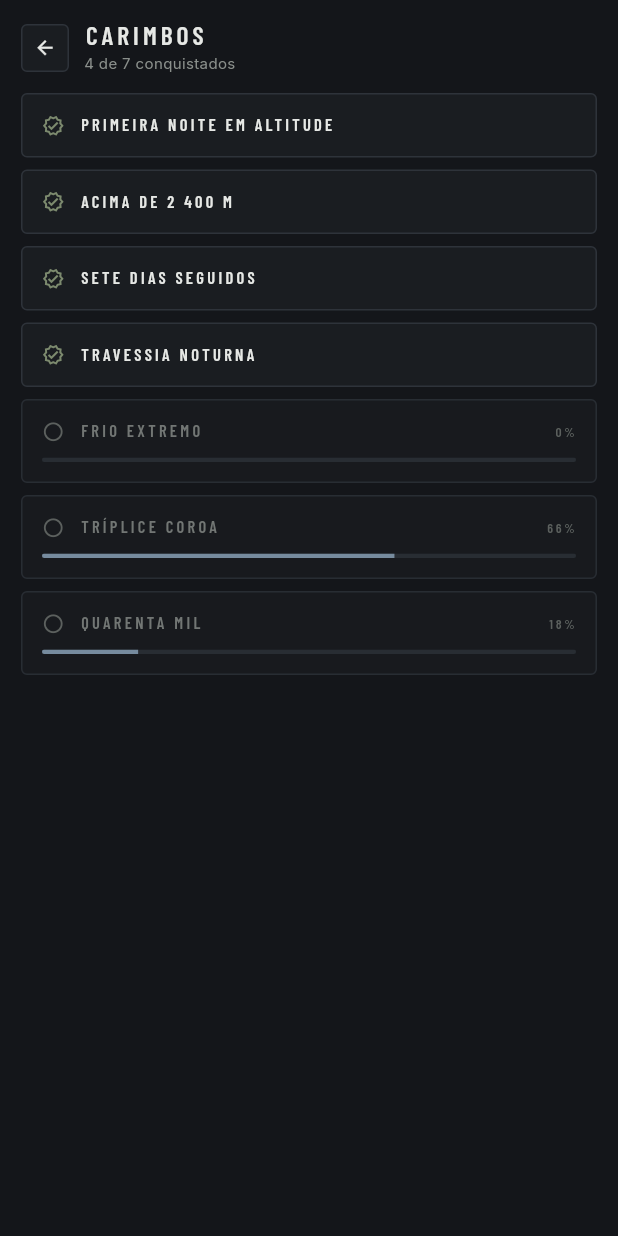
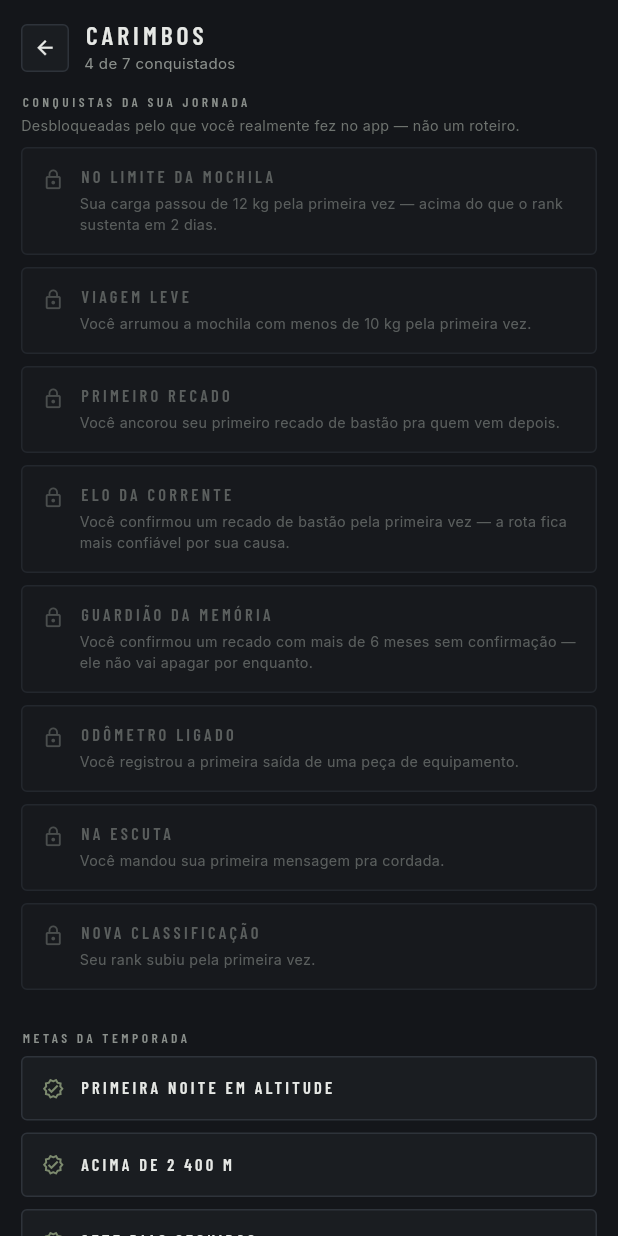
Before and after one commit to johnycristian2-dev/ascend-app, a Flutter app: the AchievementsScreen widget shown alone on an empty page, opened directly, on a phone screen of 412 x 824 dp. Run offline on Flutter 3.47's test engine with Material 3 defaults, Android fonts, the phone set to English and light mode, and no system bars; our stand-ins replace cloud_firestore, firebase_auth, firebase_core, google_fonts; accounts and stored records are empty.

Commit message:
Add dynamic achievements unlocked by real actions, not a script
Second differentiator idea, building directly on the persistence work
from recent commits: alongside stampData's fixed demo milestones,
CARIMBOS now has a section of achievements that only unlock from
something you actually did, tracked in a new
ExpeditionState.unlockedAchievements set (persisted, one-way — see
UserProfile.unlockedAchievements).

achievement_catalog.dart defines 8 conditions tied to actions already
wired in this session's earlier commits: crossing 12 kg or dropping
below 10 kg (pack screen), confirming a relay note — more so one over
6 months stale — or anchoring your own, logging a gear outing, sending
a party message, ranking up. _unlock() only adds to the set, never
removes, so an achievement survives the condition that triggered it
no longer holding (drop pack weight back down, you keep "carried over
12kg once").

Deliberately didn't call _syncProfile() from _unlock() itself — each
trigger site already calls it right after for its own state change, so
_unlock() just mutates the set and rides along in that same write
instead of doubling it. sendRelay() didn't sync before (relaySent/
relayDraft are session-only) but does now, since unlocking an
achievement there is worth persisting even though those two fields
aren't.

AchievementsScreen gets a new "CONQUISTAS DA SUA JORNADA" section above
the existing METAS DA TEMPORADA (renamed from the unlabeled stampData
list), using the same locked/unlocked visual language.

Documented in README's Diferenciais section. No Flutter SDK here —
verified every bracket type balances and every import/export resolves.
Didn't add ExpeditionState-level tests: it needs Firebase test doubles
this project doesn't have set up, consistent with every other
persistence commit in this session not adding state-layer tests either.

```diff
--- /dev/null
+++ b/lib/backend/data/achievement_catalog.dart
@@ -0,0 +1,55 @@
+/// Conquista desbloqueada por algo que você **realmente fez**, não um
+/// roteiro fixo como `stampData` (em `gear_catalog.dart`). Uma vez
+/// desbloqueada (`ExpeditionState.unlockedAchievements`), fica pra
+/// sempre — mesmo que a condição que a disparou deixe de valer depois
+/// (ex.: você tirar peso da mochila de novo não tira a conquista de
+/// "já carregou mais de 12 kg").
+class Achievement {
+  final String id;
+  final String title;
+  final String description;
+  const Achievement(this.id, this.title, this.description);
+}
+
+const achievementCatalog = <Achievement>[
+  Achievement(
+    'peso_no_limite',
+    'NO LIMITE DA MOCHILA',
+    'Sua carga passou de 12 kg pela primeira vez — acima do que o rank sustenta em 2 dias.',
+  ),
+  Achievement(
+    'mochila_leve',
+    'VIAGEM LEVE',
+    'Você arrumou a mochila com menos de 10 kg pela primeira vez.',
+  ),
+  Achievement(
+    'primeiro_recado',
+    'PRIMEIRO RECADO',
+    'Você ancorou seu primeiro recado de bastão pra quem vem depois.',
+  ),
+  Achievement(
+    'primeira_confirmacao',
+    'ELO DA CORRENTE',
+    'Você confirmou um recado de bastão pela primeira vez — a rota fica mais confiável por sua causa.',
+  ),
+  Achievement(
+    'confirmou_recado_velho',
+    'GUARDIÃO DA MEMÓRIA',
+    'Você confirmou um recado com mais de 6 meses sem confirmação — ele não vai apagar por enquanto.',
+  ),
+  Achievement(
+    'primeira_saida_equip',
+    'ODÔMETRO LIGADO',
+    'Você registrou a primeira saída de uma peça de equipamento.',
+  ),
+  Achievement(
+    'primeira_mensagem',
+    'NA ESCUTA',
+    'Você mandou sua primeira mensagem pra cordada.',
+  ),
+  Achievement(
+    'rank_up',
+    'NOVA CLASSIFICAÇÃO',
+    'Seu rank subiu pela primeira vez.',
+  ),
+];
--- a/lib/backend/models/user_profile_model.dart
+++ b/lib/backend/models/user_profile_model.dart
@@ -60,6 +60,11 @@ class UserProfile {
   /// este campo — ver `ExpeditionState.gearUsage`.
   final Map<String, GearUsage> gear;
 
+  /// Ids de `achievementCatalog` (achievement_catalog.dart) já
+  /// desbloqueados por algo que você realmente fez — nunca reseta, nem
+  /// se a condição que disparou deixar de valer depois.
+  final List<String> unlockedAchievements;
+
   // ------------------------------------------------------- identidade pública
 
   /// URL de uma imagem já hospedada em outro lugar — o app não faz
@@ -102,6 +107,7 @@ class UserProfile {
     this.checked = const {},
     this.msgs = seedMsgs,
     this.gear = const {},
+    this.unlockedAchievements = const [],
     this.photoUrl = '',
     this.coverUrl = '',
     this.bio = '',
@@ -159,6 +165,7 @@ class UserProfile {
     Map<String, bool>? checked,
     List<Msg>? msgs,
     Map<String, GearUsage>? gear,
+    List<String>? unlockedAchievements,
     String? photoUrl,
     String? coverUrl,
     String? bio,
@@ -187,6 +194,7 @@ class UserProfile {
         checked: checked ?? this.checked,
         msgs: msgs ?? this.msgs,
         gear: gear ?? this.gear,
+        unlockedAchievements: unlockedAchievements ?? this.unlockedAchievements,
         photoUrl: photoUrl ?? this.photoUrl,
         coverUrl: coverUrl ?? this.coverUrl,
         bio: bio ?? this.bio,
@@ -215,6 +223,7 @@ class UserProfile {
         'checked': checked,
         'msgs': msgs.map((m) => m.toMap()).toList(),
         'gear': gear.map((k, v) => MapEntry(k, v.toMap())),
+        'unlockedAchievements': unlockedAchievements,
         'photoUrl': photoUrl,
         'coverUrl': coverUrl,
         'bio': bio,
@@ -259,6 +268,8 @@ class UserProfile {
               (k, v) => MapEntry(k as String, GearUsage.fromMap(Map<String, dynamic>.from(v as Map))),
             ) ??
             const {},
+        unlockedAchievements:
+            (m['unlockedAchievements'] as List?)?.map((e) => e as String).toList() ?? const [],
         photoUrl: (m['photoUrl'] as String?) ?? '',
         coverUrl: (m['coverUrl'] as String?) ?? '',
         bio: (m['bio'] as String?) ?? '',
--- a/lib/backend/state/expedition_state.dart
+++ b/lib/backend/state/expedition_state.dart
@@ -86,6 +86,9 @@ class ExpeditionState extends ChangeNotifier {
   /// Uso registrado por peça de equipamento (chave = GearItem.id). Vazio
   /// até a primeira sincronização — ver [gearUsage].
   final Map<String, GearUsage> gear = {};
+
+  /// Ids de `achievementCatalog` já desbloqueados. Só cresce — ver [_unlock].
+  final Set<String> unlockedAchievements = {};
 
   /// Modo campo: tela cheia de instrumento, acessível a partir do mapa.
   bool fieldMode = false;
@@ -248,6 +251,9 @@ class ExpeditionState extends ChangeNotifier {
     gear
       ..clear()
       ..addAll(p.gear);
+    unlockedAchievements
+      ..clear()
+      ..addAll(p.unlockedAchievements);
     photoUrl = p.photoUrl;
     coverUrl = p.coverUrl;
     bio = p.bio;
@@ -287,6 +293,7 @@ class ExpeditionState extends ChangeNotifier {
       'checked': checked,
       'msgs': msgs.map((m) => m.toMap()).toList(),
       'gear': gear.map((k, v) => MapEntry(k, v.toMap())),
+      'unlockedAchievements': unlockedAchievements.toList(),
       'photoUrl': photoUrl,
       'coverUrl': coverUrl,
       'bio': bio,
@@ -296,6 +303,12 @@ class ExpeditionState extends ChangeNotifier {
       'favoriteGear': favoriteGear,
     }).catchError((_) {});
   }
+
+  /// Desbloqueia uma conquista de `achievementCatalog` (por id) se ainda
+  /// não estava. Não sincroniza sozinho — chame antes do `_syncProfile()`
+  /// que o método que disparou a conquista já ia fazer de qualquer jeito,
+  /// pra virar uma escrita só.
+  void _unlock(String id) => unlockedAchievements.add(id);
 
   Future<String?> signIn({required String email, required String password}) async {
     authLoading = true;
@@ -397,12 +410,18 @@ class ExpeditionState extends ChangeNotifier {
 
   void toggleCarry(String nome) {
     packOut.contains(nome) ? packOut.remove(nome) : packOut.add(nome);
+    if (overweight) _unlock('peso_no_limite');
+    if (kg < 10) _unlock('mochila_leve');
     _syncProfile();
     notifyListeners();
   }
 
   void voteRelay(int i, String v) {
     relayVote[i] = relayVote[i] == v ? null : v;
+    if (relayVote[i] == 'y') {
+      _unlock('primeira_confirmacao');
+      if (relayData[i].diasDesdeConfirmacao > 182) _unlock('confirmou_recado_velho');
+    }
     _syncProfile();
     notifyListeners();
   }
@@ -422,6 +441,8 @@ class ExpeditionState extends ChangeNotifier {
     if (relayDraft.trim().isEmpty) return;
     relaySent = true;
     relayDraft = '';
+    _unlock('primeiro_recado');
+    _syncProfile();
     notifyListeners();
   }
 
@@ -453,6 +474,7 @@ class ExpeditionState extends ChangeNotifier {
   void logGearOuting(String id) {
     final unit = gearData.firstWhere((g) => g.id == id).unit;
     gear[id] = gearUsage(id).logOuting(unit);
+    _unlock('primeira_saida_equip');
     _syncProfile();
     notifyListeners();
   }
@@ -463,6 +485,7 @@ class ExpeditionState extends ChangeNotifier {
     if (draft.trim().isEmpty) return;
     msgs = [...msgs, Msg('VOCÊ', '08:31', draft.trim(), true)];
     draft = '';
+    _unlock('primeira_mensagem');
     _syncProfile();
     notifyListeners();
   }
@@ -487,6 +510,7 @@ class ExpeditionState extends ChangeNotifier {
     attrs = [
       for (var i = 0; i < attrs.length; i++) attrs[i].bump(deltas[i])
     ];
+    _unlock('rank_up');
   }
 
   /// Arquiva o registro. Se a meta caiu, dispara a reavaliação de rank.
--- a/lib/frontend/screens/achievements_screen.dart
+++ b/lib/frontend/screens/achievements_screen.dart
@@ -3,9 +3,11 @@ import '../app.dart';
 import '../theme/app_colors.dart';
 import '../theme/app_typography.dart';
 import '../widgets/widgets.dart';
+import '../../backend/data/achievement_catalog.dart';
 import '../../backend/data/gear_catalog.dart';
 
-/// Carimbos: registro do que foi feito, e metas com progresso real.
+/// Carimbos: conquistas geradas pelo que você realmente fez, e metas
+/// roteirizadas com progresso de demonstração.
 class AchievementsScreen extends StatelessWidget {
   const AchievementsScreen({super.key});
 
@@ -21,7 +23,53 @@ class AchievementsScreen extends StatelessWidget {
         Expanded(
           child: ListView(
             padding: const EdgeInsets.fromLTRB(14, 0, 14, 26),
-            children: List.generate(stampData.length, (i) {
+            children: [
+              const AppLabel('CONQUISTAS DA SUA JORNADA', size: 9, tracking: 0.26),
+              const SizedBox(height: 4),
+              Text(
+                'Desbloqueadas pelo que você realmente fez no app — não um roteiro.',
+                style: AppTypography.body(size: 9.5, color: AppColors.dim),
+              ),
+              const SizedBox(height: 8),
+              ...achievementCatalog.map((a) {
+                final done = s.unlockedAchievements.contains(a.id);
+                return Padding(
+                  padding: const EdgeInsets.only(bottom: 8),
+                  child: Opacity(
+                    opacity: done ? 1 : .6,
+                    child: AppPanel(
+                      bg: done ? AppColors.bgOk : AppColors.surfaceAlt,
+                      borderColor: done ? AppColors.green : AppColors.border,
+                      child: Row(
+                        crossAxisAlignment: CrossAxisAlignment.start,
+                        children: [
+                          Icon(done ? Icons.emoji_events_outlined : Icons.lock_outline,
+                              size: 15, color: done ? AppColors.green : AppColors.dim),
+                          const SizedBox(width: 10),
+                          Expanded(
+                            child: Column(
+                              crossAxisAlignment: CrossAxisAlignment.start,
+                              children: [
+                                AppLabel(a.title,
+                                    color: done ? AppColors.text : AppColors.text3, size: 11),
+                                const SizedBox(height: 4),
+                                Text(a.description,
+                                    style: AppTypography.body(
+                                        size: 9.5,
+                                        color: done ? AppColors.text2 : AppColors.text3)),
+                              ],
+                            ),
+                          ),
+                        ],
+                      ),
+                    ),
+                  ),
+                );
+              }),
+              const SizedBox(height: 18),
+              const AppLabel('METAS DA TEMPORADA', size: 9, tracking: 0.26),
+              const SizedBox(height: 8),
+              ...List.generate(stampData.length, (i) {
                 final st = stampData[i];
                 final done = st.pct == null;
                 final open = s.stampIdx == i;
@@ -60,7 +108,8 @@ class AchievementsScreen extends StatelessWidget {
                             ...st.rows.map((r) => TwoColumnRow(r[0], r[1])),
                             if (st.rows.isNotEmpty) const SizedBox(height: 8),
                             Text(st.note,
-                              style: AppTypography.body(size: 10, color: done ? AppColors.text2 : AppColors.text3)),
+                                style: AppTypography.body(
+                                    size: 10, color: done ? AppColors.text2 : AppColors.text3)),
                           ],
                         ],
                       ),
@@ -68,6 +117,7 @@ class AchievementsScreen extends StatelessWidget {
                   ),
                 );
               }),
+            ],
           ),
         ),
       ],
```
Also changed, not shown: 1 other file. Lines whose indentation alone changed are shown as unchanged.
